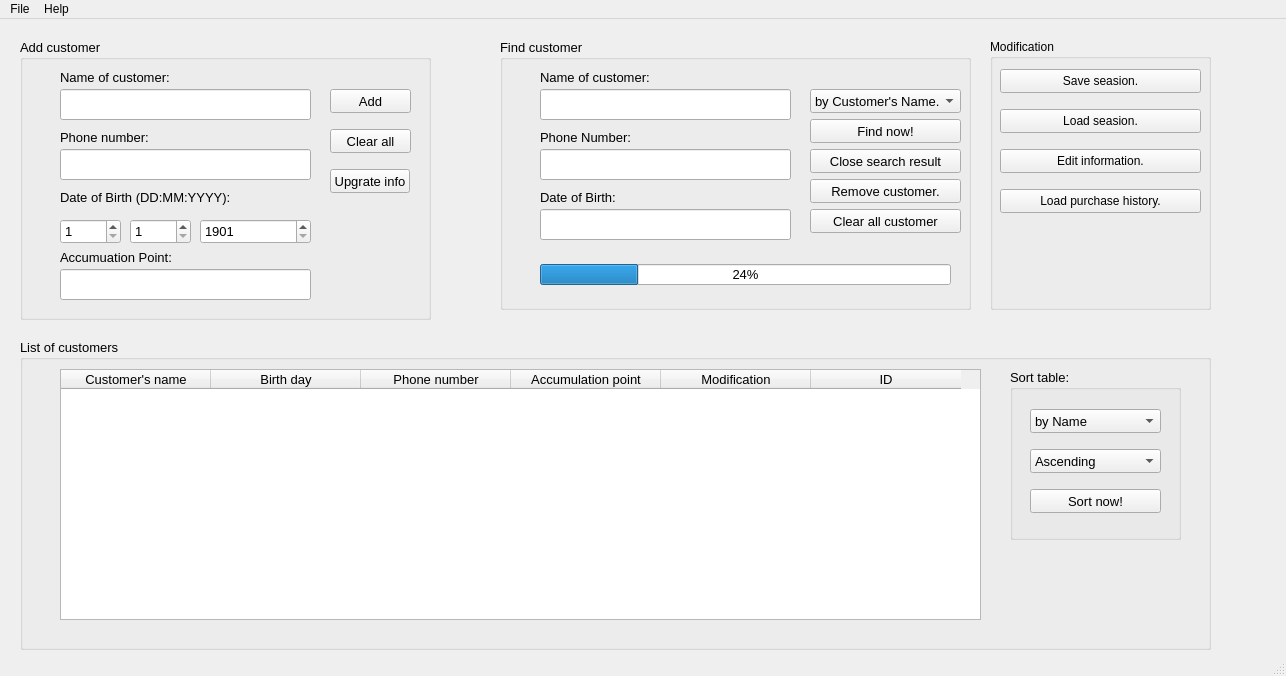
ngxx-fus/minisupermarket_management_proj, file my_customer.ui: the form before one commit.
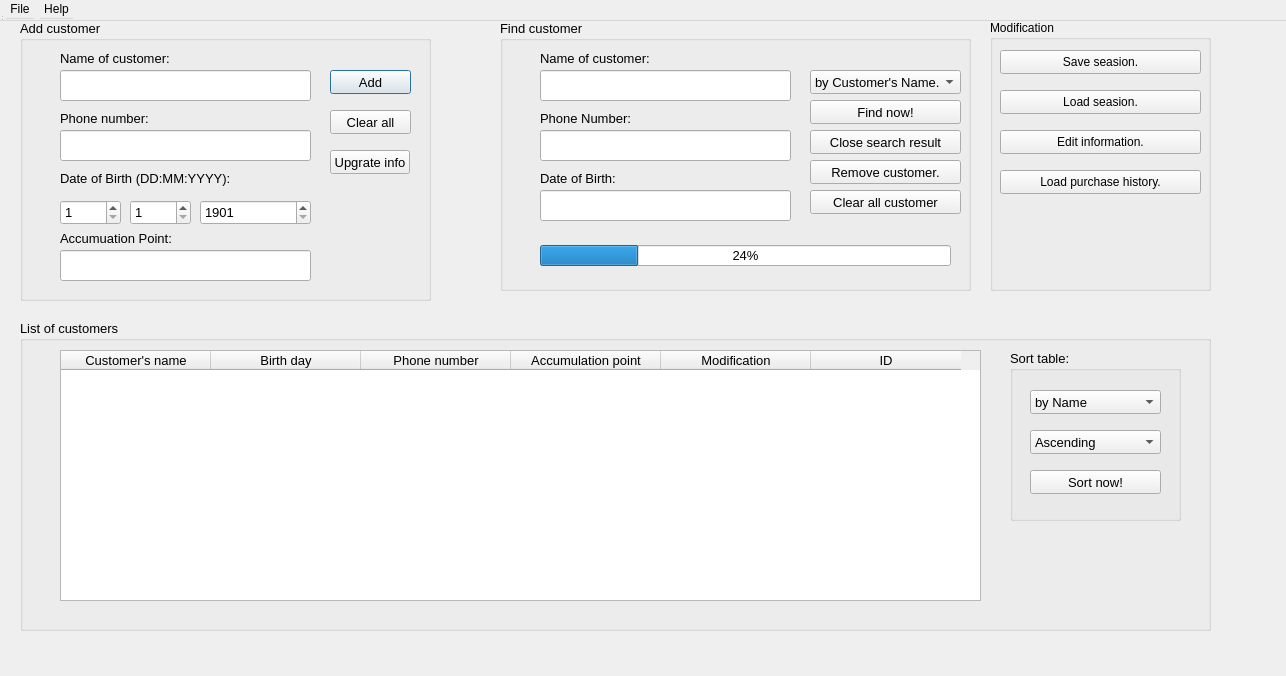
The form after the commit. Icons and pictures are not drawn.

What changed in the file:
```diff
--- a/my_customer.ui
+++ b/my_customer.ui
@@ -1,7 +1,7 @@
 <?xml version="1.0" encoding="UTF-8"?>
 <ui version="4.0">
  <class>my_customer</class>
- <widget class="QMainWindow" name="my_customer">
+ <widget class="QDialog" name="my_customer">
   <property name="geometry">
    <rect>
     <x>0</x>
```
